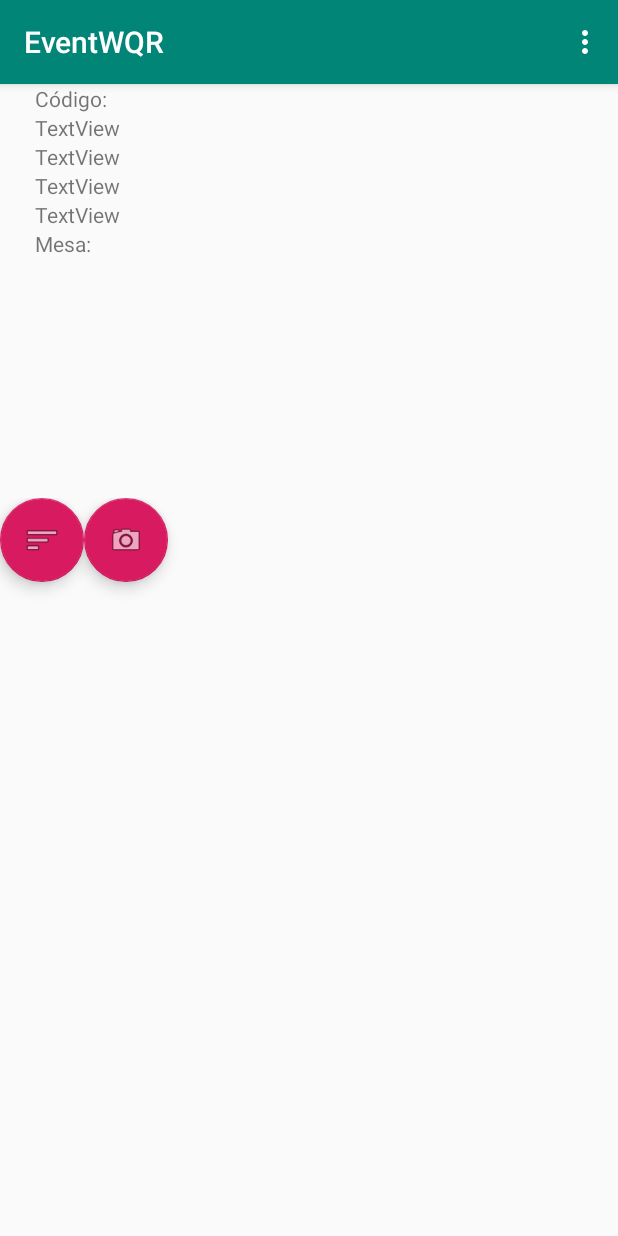
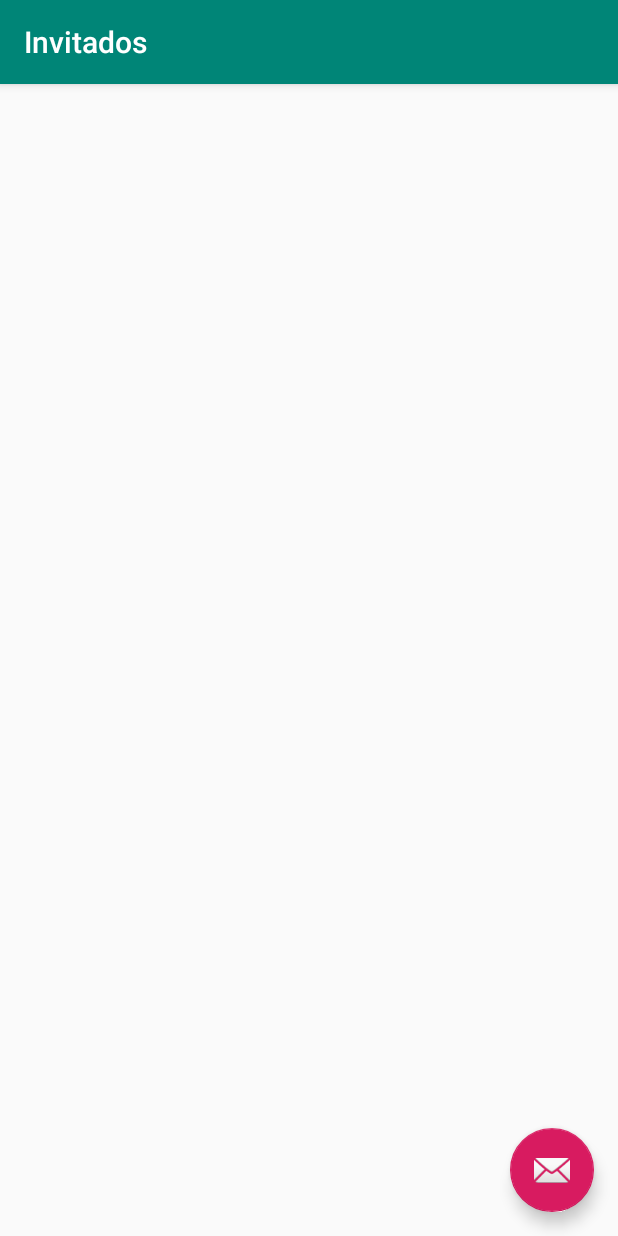
Before and after one commit to Anibulus/Event-by-QR, an Android app: the screen it shows after launch (MainActivity before the commit, Invitados after it), after a tap on an icon or button, on a phone screen of 412 x 824 dp. Run offline under Robolectric (Android 15) with nearby library versions, the light colour scheme and no system bars; libraries missing offline, so code that uses them is left out: com.google.zxing.integration; 4 statements that could not run were skipped.

Commit message:
Activity de invitados
Se crea un apartado para que se pueda ver los invitados que estan
asistiendo

```diff
--- a/app/build.gradle
+++ b/app/build.gradle
@@ -30,4 +30,9 @@ dependencies {
     //Escaner QR
     implementation 'com.journeyapps:zxing-android-embedded:3.2.0'
     implementation 'com.google.zxing:core:3.3.0'
+    //recycler view
+    /*
+    implementation 'com.android.support:recyclerview-v7:26.1.0'
+    implementation 'com.android.support:cardview-v7:26.1.0'
+    */
 }
--- a/app/src/main/AndroidManifest.xml
+++ b/app/src/main/AndroidManifest.xml
@@ -9,6 +9,10 @@
         android:roundIcon="@mipmap/ic_launcher_round"
         android:supportsRtl="true"
         android:theme="@style/AppTheme">
+        <activity
+            android:name=".Invitados"
+            android:label="@string/title_activity_invitados"
+            android:theme="@style/AppTheme.NoActionBar"></activity>
         <activity
             android:name=".MainActivity"
             android:label="@string/app_name"
--- a/app/src/main/java/com/example/eventwqr/DAO/BD.java
+++ b/app/src/main/java/com/example/eventwqr/DAO/BD.java
@@ -7,31 +7,39 @@ import android.database.sqlite.SQLiteOpenHelper;
 
 import com.example.eventwqr.Modelo.*;
 
+import java.security.cert.CRLReason;
 import java.util.ArrayList;
+import java.util.List;
 
 public class BD extends SQLiteOpenHelper {
-    private static final String NOMBRE="BD_Evento.bd";
+    private static final String NOMBRE_BD="BD_Evento.bd";
     private static final int VERSION_BD=1;
-    private static final String QUERY=
-            "CREATE TABLE MESA (IDMESA INT PRIMARY KEY, CANTIDADTOTAL INT); " +
-            "CREATE TABLE GRUPO (IDGRUPO INT PRIMARY KEY, NOMBRE TEXT); " +
-            "CREATE TABLE INVITACION (CODIGO INT PRIMARY KEY,MESA INT,CANTIDAD INT,CANTIDADTOTAL INT, FOREIGN KEY(CODIGO) REFERENCES GRUPO(IDGRUPO), FOREIGN KEY(MESA) REFERENCES MESA(IDMESA) );";
+    private static final String CREATE_MESA=
+            "CREATE TABLE MESA (IDMESA INT PRIMARY KEY, CANTIDADTOTAL INT)";
+    private static final String CREATE_GRUPO=
+            "CREATE TABLE GRUPO (IDGRUPO INT PRIMARY KEY, NOMBRE TEXT)";
+    private static final String CREATE_INVITACION=
+            "CREATE TABLE INVITACION (CODIGO INT PRIMARY KEY,MESA INT,CANTIDAD INT,CANTIDADTOTAL INT, FOREIGN KEY(CODIGO) REFERENCES GRUPO(IDGRUPO), FOREIGN KEY(MESA) REFERENCES MESA(IDMESA))";
 
     public BD(Context context) {
-        super(context, NOMBRE, null, VERSION_BD);
+        super(context, NOMBRE_BD, null, VERSION_BD);
     }
 
     @Override
     public void onCreate(SQLiteDatabase db) {
-        db.execSQL(QUERY);
+        db.execSQL(CREATE_MESA);
+        db.execSQL(CREATE_GRUPO);
+        db.execSQL(CREATE_INVITACION);
     }
 
     @Override
     public void onUpgrade(SQLiteDatabase db, int oldVersion, int newVersion) {
+        System.out.println("------------Quise entrar a borrar");
         if(oldVersion<=newVersion){
             //TODO actuaizar base de datos
             //db.deleteDatabase(new File("BD_Evento.bd"));
             //db.execSQL("DROP TABLE INVITACION; DROP TABLE MESA; DROP TABLE GRUPO;");
+            //Tutorial "DROP TABLE IF EXISTS"+CREATE_MESA;
             //db.execSQL(QUERY);
         }
     }
@@ -49,7 +57,12 @@ public class BD extends SQLiteOpenHelper {
             }
             else
             {
-                conexion.execSQL("INSERT INTO INVITACION VALUES ('"+codigo+"','"+mesa+"','"+cantidad+"','"+asisten+"')");
+                try {
+                    conexion.execSQL("INSERT INTO INVITACION VALUES ('"+codigo+"','"+mesa+"','"+cantidad+"','"+asisten+"')");
+                }catch(Exception e){
+                    System.out.printf("---------Error aqui"+e.getMessage());
+                }
+
             }
             /*while(res.isAfterLast() == false) {
                 res.getString(res.getColumnIndex("name"));
@@ -61,19 +74,20 @@ public class BD extends SQLiteOpenHelper {
         }//
     }//Fin de agregar invitados
 
-    public ArrayList<Invitacion> getListadoInvitados(){
+    public List<Invitacion> getListadoInvitados(){
         SQLiteDatabase conexion = this.getReadableDatabase();
-        ArrayList<Invitacion> array_list = new ArrayList<Invitacion>();
         Cursor res = conexion.rawQuery( "select * from INVITADOS", null );
+        List<Invitacion> list = new ArrayList<>();
+
         res.moveToFirst();
         while(res.isAfterLast() == false) {
             //Llena de informacion nos objetos y los inserta en el array
             Mesa m=new Mesa(res.getInt(res.getColumnIndex("IDMESA")),res.getInt(res.getColumnIndex("CANTIDADTOTAL")));
             Grupo g=new Grupo(res.getInt(res.getColumnIndex("IDGRUPO")),res.getString(res.getColumnIndex("NOMBRE")));
             Invitacion i=new Invitacion(g,m,res.getInt(res.getColumnIndex("CANTIDADTOTAL")));
-            array_list.add(i);
+            list.add(i);
             res.moveToNext();
         }
-        return array_list;
+        return list;
     }
 }//Fin de la clase
--- /dev/null
+++ b/app/src/main/java/com/example/eventwqr/Invitados.java
@@ -0,0 +1,40 @@
+package com.example.eventwqr;
+
+import android.os.Bundle;
+
+import com.example.eventwqr.Modelo.Invitacion;
+import com.google.android.material.floatingactionbutton.FloatingActionButton;
+import com.google.android.material.snackbar.Snackbar;
+
+import androidx.appcompat.app.AppCompatActivity;
+import androidx.appcompat.widget.Toolbar;
+import androidx.recyclerview.widget.LinearLayoutManager;
+import androidx.recyclerview.widget.RecyclerView;
+
+import android.view.View;
+import android.widget.Toast;
+
+import java.util.List;
+
+public class Invitados extends AppCompatActivity {
+
+    RecyclerView rv;
+
+    @Override
+    protected void onCreate(Bundle savedInstanceState) {
+        super.onCreate(savedInstanceState);
+        setContentView(R.layout.activity_invitados);
+        Toolbar toolbar = findViewById(R.id.toolbar);
+        setSupportActionBar(toolbar);
+
+        rv=(RecyclerView)findViewById(R.id.RVInitados);
+        rv.setLayoutManager(new LinearLayoutManager(this));
+
+        =new Adaptador (MainActivity.conexion.getListadoInvitados());
+        //rv.setAdapter();
+        List<Invitacion> i=MainActivity.conexion.getListadoInvitados();
+        Toast.makeText(getApplicationContext(), "Hay un total de "+i.size() +" registros", Toast.LENGTH_SHORT).show();
+
+    }
+
+}
--- a/app/src/main/java/com/example/eventwqr/MainActivity.java
+++ b/app/src/main/java/com/example/eventwqr/MainActivity.java
@@ -33,7 +33,9 @@ public class MainActivity extends AppCompatActivity {
 
     FloatingActionButton fab;
     FloatingActionButton fabInvitados;
-    //final BD conexion=new BD(getApplicationContext());
+
+    static BD conexion= null;
+
 
     @Override
     protected void onCreate(Bundle savedInstanceState) {
@@ -42,6 +44,7 @@ public class MainActivity extends AppCompatActivity {
         Toolbar toolbar = findViewById(R.id.toolbar);
         setSupportActionBar(toolbar);
 
+        conexion=new BD(getApplicationContext());
         txtQR=findViewById(R.id.txtQR);
         txtCodigo=findViewById(R.id.txtID);
         txtEvento=findViewById(R.id.txtEvento);
@@ -60,8 +63,8 @@ public class MainActivity extends AppCompatActivity {
         fabInvitados.setOnClickListener(new View.OnClickListener() {
             @Override
             public void onClick(View v) {
-                //ArrayList<Invitacion> i=conexion.getListadoInvitados();
-                Toast.makeText(getApplicationContext(), "Hay un total de "+/*i.size()*/8 +" registros", Toast.LENGTH_SHORT).show();
+                Intent invitados=new Intent(getApplicationContext(),Invitados.class);
+                startActivity(invitados);
             }
         });
     }//Fin on create
@@ -85,9 +88,8 @@ public class MainActivity extends AppCompatActivity {
         //TODO mesa
 
         //Manda a guardar la informacion
-
-        //conexion.agregarInvitados(01,02,03,02);
-        Toast.makeText(getApplicationContext(), "Se ha guardado con exito", Toast.LENGTH_SHORT).show();
+        conexion.agregarInvitados(01,02,03,02);
+        Toast.makeText(getApplicationContext(), "qSe ha guardado con exito", Toast.LENGTH_SHORT).show();
     }//Fin de on result
 
     //Escaneo QR
--- /dev/null
+++ b/app/src/main/res/layout/activity_invitados.xml
@@ -0,0 +1,33 @@
+<?xml version="1.0" encoding="utf-8"?>
+<androidx.coordinatorlayout.widget.CoordinatorLayout xmlns:android="http://schemas.android.com/apk/res/android"
+    xmlns:app="http://schemas.android.com/apk/res-auto"
+    xmlns:tools="http://schemas.android.com/tools"
+    android:layout_width="match_parent"
+    android:layout_height="match_parent"
+    tools:context=".Invitados">
+
+    <com.google.android.material.appbar.AppBarLayout
+        android:layout_width="match_parent"
+        android:layout_height="wrap_content"
+        android:theme="@style/AppTheme.AppBarOverlay">
+
+        <androidx.appcompat.widget.Toolbar
+            android:id="@+id/toolbar"
+            android:layout_width="match_parent"
+            android:layout_height="?attr/actionBarSize"
+            android:background="?attr/colorPrimary"
+            app:popupTheme="@style/AppTheme.PopupOverlay" />
+
+    </com.google.android.material.appbar.AppBarLayout>
+
+    <include layout="@layout/content_invitados" />
+
+    <com.google.android.material.floatingactionbutton.FloatingActionButton
+        android:id="@+id/fab"
+        android:layout_width="wrap_content"
+        android:layout_height="wrap_content"
+        android:layout_gravity="bottom|end"
+        android:layout_margin="@dimen/fab_margin"
+        app:srcCompat="@android:drawable/ic_dialog_email" />
+
+</androidx.coordinatorlayout.widget.CoordinatorLayout>
--- /dev/null
+++ b/app/src/main/res/layout/content_invitados.xml
@@ -0,0 +1,15 @@
+<?xml version="1.0" encoding="utf-8"?>
+<androidx.constraintlayout.widget.ConstraintLayout xmlns:android="http://schemas.android.com/apk/res/android"
+    xmlns:app="http://schemas.android.com/apk/res-auto"
+    xmlns:tools="http://schemas.android.com/tools"
+    android:layout_width="match_parent"
+    android:layout_height="match_parent"
+    app:layout_behavior="@string/appbar_scrolling_view_behavior"
+    tools:context=".Invitados"
+    tools:showIn="@layout/activity_invitados">
+
+    <androidx.recyclerview.widget.RecyclerView
+        android:id="@+id/RVInitados"
+        android:layout_width="match_parent"
+        android:layout_height="match_parent" />
+</androidx.constraintlayout.widget.ConstraintLayout>
--- a/app/src/main/res/values/strings.xml
+++ b/app/src/main/res/values/strings.xml
@@ -1,4 +1,5 @@
 <resources>
     <string name="app_name">EventWQR</string>
     <string name="action_settings">Settings</string>
+    <string name="title_activity_invitados">Invitados</string>
 </resources>
```
